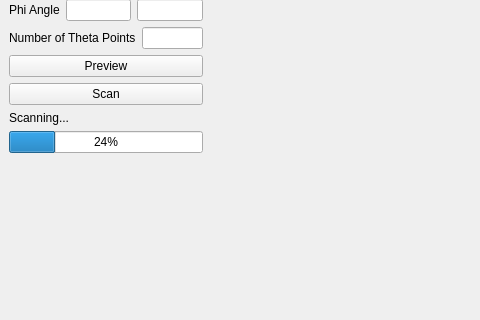
The window that SyntheticLidarScannerWidget.ui (daviddoria/SyntheticLidarScanner) describes before a commit, drawn with Qt 5; both pictures show x 0 to 480 and y 85 to 405 of the 800 by 847 pixel window.
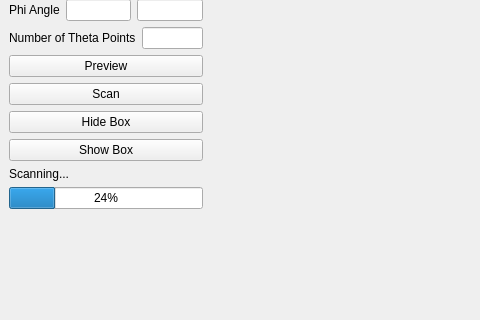
The same window after the commit. Custom widgets are drawn as their Qt base class.

Diff of the .ui file:
```diff
--- a/SyntheticLidarScannerWidget.ui
+++ b/SyntheticLidarScannerWidget.ui
@@ -93,6 +93,20 @@
         </property>
        </widget>
       </item>
+      <item>
+       <widget class="QPushButton" name="btnHideBox">
+        <property name="text">
+         <string>Hide Box</string>
+        </property>
+       </widget>
+      </item>
+      <item>
+       <widget class="QPushButton" name="btnShowBox">
+        <property name="text">
+         <string>Show Box</string>
+        </property>
+       </widget>
+      </item>
       <item>
        <widget class="QLabel" name="lblScanning">
         <property name="text">
```
Left out of the diff: 8 changed lines with no effect on the pictures.
